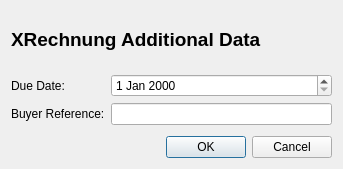
The window that src/xrechnung.ui (dragotin/kraft) describes before a commit, drawn with Qt 5.
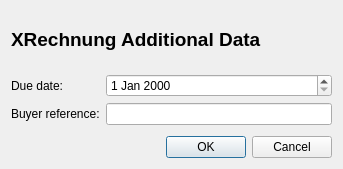
The same window after the commit.

Patch:
```diff
--- a/src/xrechnung.ui
+++ b/src/xrechnung.ui
@@ -32,7 +32,7 @@
      <item row="0" column="0">
       <widget class="QLabel" name="label">
        <property name="text">
-        <string>Due Date:</string>
+        <string>Due date:</string>
        </property>
       </widget>
      </item>
@@ -42,7 +42,7 @@
      <item row="1" column="0">
       <widget class="QLabel" name="label_2">
        <property name="text">
-        <string>Buyer Reference:</string>
+        <string>Buyer reference:</string>
        </property>
       </widget>
      </item>
```
